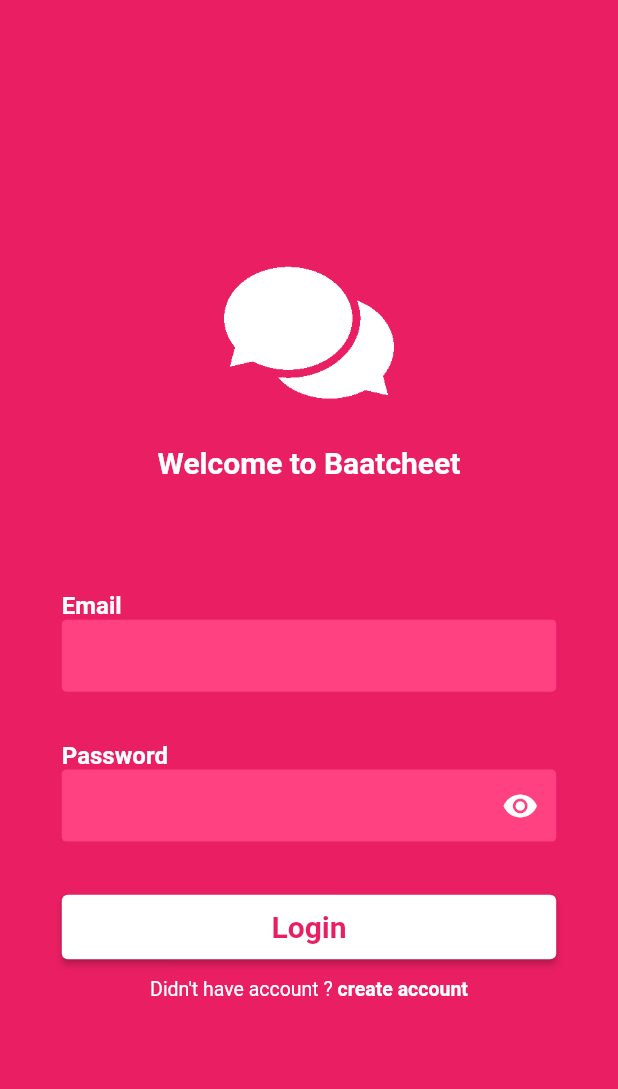
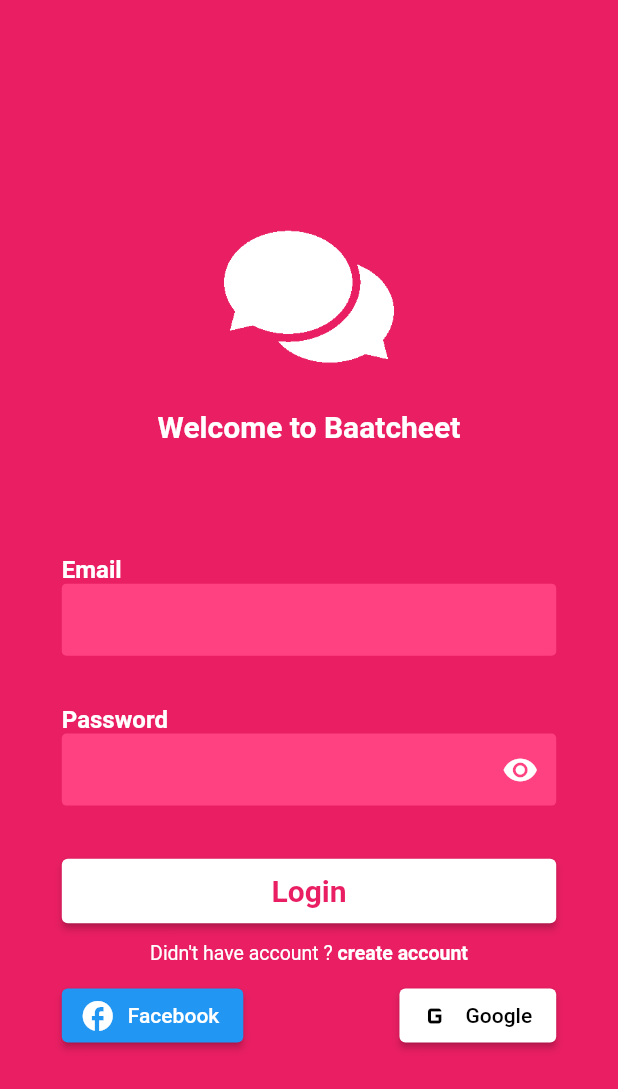
Before and after one commit to shahzebnaqvi/Chatting-App, a Flutter app: the screen it shows after launch, on a phone screen of 412 x 824 dp. Shown: the top 1089 px of the screen. Run offline on Flutter 3.47's test engine with Material 2 defaults, Android fonts, the phone set to English and light mode, and no system bars; our stand-ins replace cloud_firestore, file_picker, firebase_auth, firebase_core, firebase_storage; accounts and stored records are empty.

Commit message:
apk build check

```diff
--- a/lib/screens/login.dart
+++ b/lib/screens/login.dart
@@ -177,6 +177,27 @@ class _LoginState extends State<Login> {
                   ],
                 ),
               ),
+              Container(
+                width: MediaQuery.of(context).size.width * 0.8,
+                child: Row(
+                  mainAxisAlignment: MainAxisAlignment.spaceBetween,
+                  children: [
+                    ElevatedButton.icon(
+                        style: ElevatedButton.styleFrom(primary: Colors.blue),
+                        onPressed: () {},
+                        icon: Icon(Icons.facebook),
+                        label: Text("Facebook")),
+                    ElevatedButton.icon(
+                        style: ElevatedButton.styleFrom(primary: Colors.white),
+                        onPressed: () {},
+                        icon: Icon(Icons.g_mobiledata, color: Colors.black),
+                        label: Text(
+                          "Google",
+                          style: TextStyle(color: Colors.black),
+                        )),
+                  ],
+                ),
+              )
             ],
           ),
         ),
```
Also changed, not shown: 5 other files.
